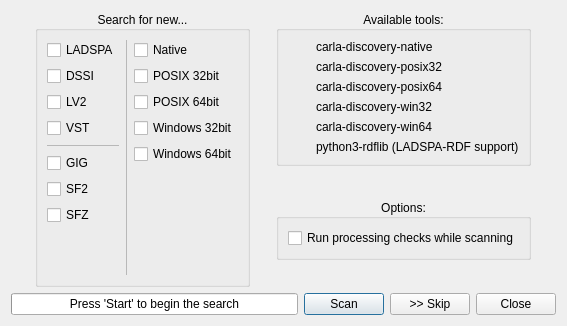
Before: the Qt Designer form resources/ui/carla_refresh.ui in falkTX/Carla, drawn with Qt 5.
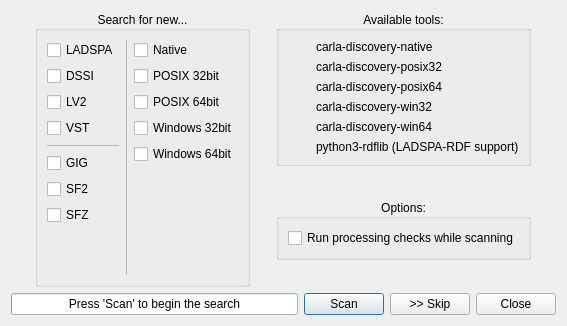
After: the same form once the commit is applied. Icons and pictures are not drawn.

```diff
--- a/resources/ui/carla_refresh.ui
+++ b/resources/ui/carla_refresh.ui
@@ -462,7 +462,7 @@
         <number>0</number>
        </property>
        <property name="format">
-        <string>Press 'Start' to begin the search</string>
+        <string>Press 'Scan' to begin the search</string>
        </property>
       </widget>
      </item>
```
